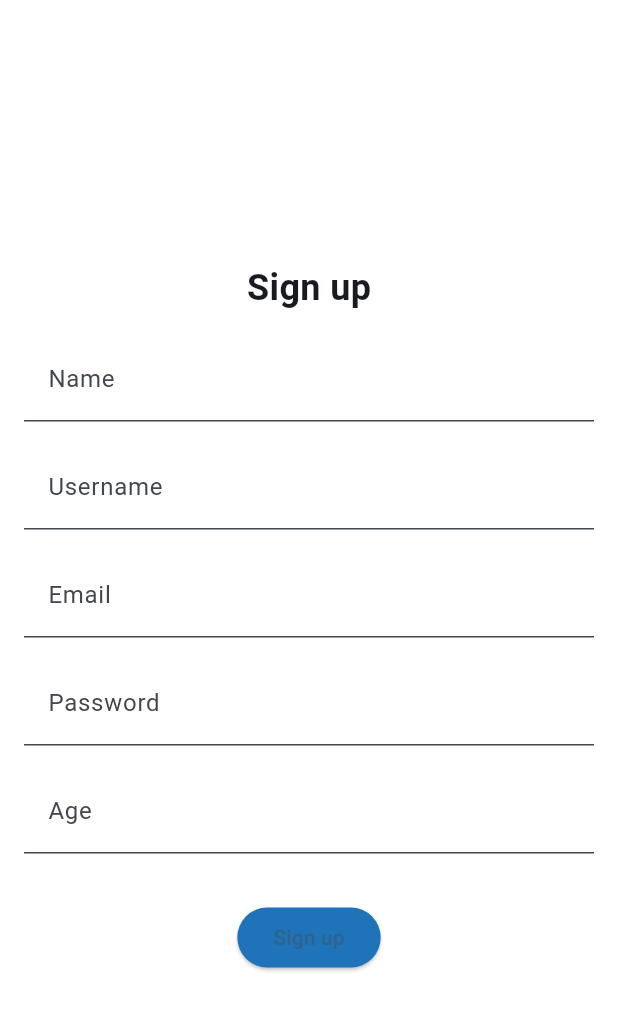
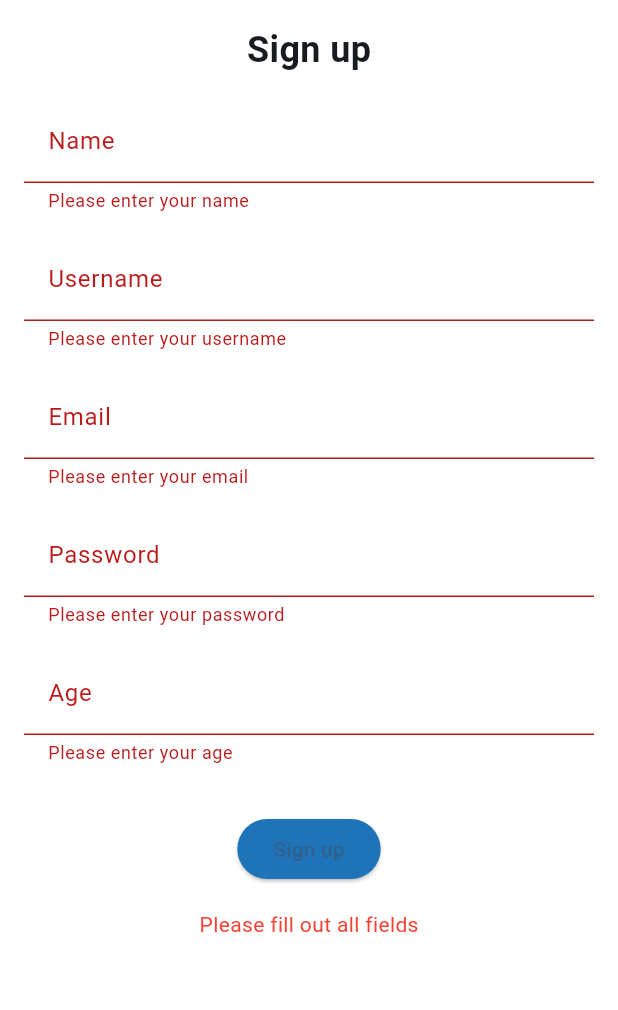
Before and after one commit to shreyash1706/smth, a Flutter app: the SignUpPage screen opened directly, after a tap on "Sign up", on a phone screen of 412 x 824 dp. Shown: the top 1010 px of the screen. Run offline on Flutter 3.47's test engine with Material 3 defaults, Android fonts, the phone set to English and light mode, and no system bars; our stand-ins replace cloud_firestore, firebase_core, shared_preferences, table_calendar; accounts and stored records are empty.

Commit message:
Update signup.dart
all fields required

```diff
--- a/to_do_list/lib/pages/signup.dart
+++ b/to_do_list/lib/pages/signup.dart
@@ -12,16 +12,30 @@ void main() {
   ));
 }
 
-class SignUpPage extends StatelessWidget {
+class SignUpPage extends StatefulWidget {
+  @override
+  _SignUpPageState createState() => _SignUpPageState();
+}
+
+class _SignUpPageState extends State<SignUpPage> {
+  final _formKey = GlobalKey<FormState>();
+  final TextEditingController _nameController = TextEditingController();
+  final TextEditingController _usernameController = TextEditingController();
+  final TextEditingController _emailController = TextEditingController();
+  final TextEditingController _passwordController = TextEditingController();
+  final TextEditingController _ageController = TextEditingController();
+  String _errorMessage = '';
+
   @override
   Widget build(BuildContext context) {
-    // Define custom color using RGB values
-    Color customColor = Color.fromARGB(255, 31, 115, 184);
-
     return Scaffold(
       backgroundColor: Colors.white,
-      body: Padding(
+      body: SingleChildScrollView(
+        // Wrap with SingleChildScrollView
+        child: Padding(
           padding: EdgeInsets.all(16.0),
+          child: Form(
+            key: _formKey,
             child: Column(
               mainAxisAlignment: MainAxisAlignment.center,
               children: [
@@ -33,65 +47,124 @@ class SignUpPage extends StatelessWidget {
                   ),
                 ),
                 SizedBox(height: 16.0),
-            TextField(
+                TextFormField(
+                  controller: _nameController,
                   decoration: InputDecoration(
                     labelText: 'Name',
-                // border: OutlineInputBorder(),
                     fillColor: Colors.white,
                     filled: true,
                   ),
+                  validator: (value) {
+                    if (value?.isEmpty ?? true) {
+                      return 'Please enter your name';
+                    }
+                    return null;
+                  },
                 ),
                 SizedBox(height: 16.0),
-            TextField(
+                TextFormField(
+                  controller: _usernameController,
                   decoration: InputDecoration(
                     labelText: 'Username',
-                // border: OutlineInputBorder(),
                     fillColor: Colors.white,
                     filled: true,
                   ),
+                  validator: (value) {
+                    if (value?.isEmpty ?? true) {
+                      return 'Please enter your username';
+                    }
+                    return null;
+                  },
                 ),
                 SizedBox(height: 16.0),
-            TextField(
+                TextFormField(
+                  controller: _emailController,
                   decoration: InputDecoration(
                     labelText: 'Email',
-                // border: OutlineInputBorder(),
                     fillColor: Colors.white,
                     filled: true,
                   ),
+                  validator: (value) {
+                    if (value?.isEmpty ?? true) {
+                      return 'Please enter your email';
+                    }
+                    return null;
+                  },
                 ),
                 SizedBox(height: 16.0),
-            TextField(
+                TextFormField(
+                  controller: _passwordController,
                   decoration: InputDecoration(
                     labelText: 'Password',
-                // border: OutlineInputBorder(),
                     fillColor: Colors.white,
                     filled: true,
                   ),
                   obscureText: true,
+                  validator: (value) {
+                    if (value?.isEmpty ?? true) {
+                      return 'Please enter your password';
+                    }
+                    return null;
+                  },
                 ),
                 SizedBox(height: 16.0),
-            TextField(
+                TextFormField(
+                  controller: _ageController,
                   decoration: InputDecoration(
                     labelText: 'Age',
-                // border: OutlineInputBorder(),
                     fillColor: Colors.white,
                     filled: true,
                   ),
-              keyboardType: TextInputType.number, // Set keyboard type to number
+                  keyboardType: TextInputType.number,
+                  validator: (value) {
+                    if (value?.isEmpty ?? true) {
+                      return 'Please enter your age';
+                    }
+                    return null;
+                  },
                 ),
                 SizedBox(height: 32.0),
                 ElevatedButton(
                   onPressed: () {
+                    if (_formKey.currentState!.validate()) {
+                      // All fields are filled, proceed with authentication logic
+                      _errorMessage = '';
                       // Add your authentication logic here
+                    } else {
+                      setState(() {
+                        _errorMessage = 'Please fill out all fields';
+                      });
+                    }
                   },
                   style: ElevatedButton.styleFrom(
-                backgroundColor: customColor, // Use custom color
+                    backgroundColor: const Color.fromARGB(
+                        255, 31, 115, 184), // Set background color
                   ),
                   child: Text('Sign up'),
+                ),
+                SizedBox(height: 16.0),
+                if (_errorMessage.isNotEmpty)
+                  Text(
+                    _errorMessage,
+                    style: TextStyle(
+                      color: Colors.red,
+                    ),
                   ),
               ],
             ),
           ),
+        ),
+      ),
     );
   }
+
+  @override
+  void dispose() {
+    _nameController.dispose();
+    _usernameController.dispose();
+    _emailController.dispose();
+    _passwordController.dispose();
+    _ageController.dispose();
+    super.dispose();
   }
+}
```
Lines whose indentation alone changed are shown as unchanged.
